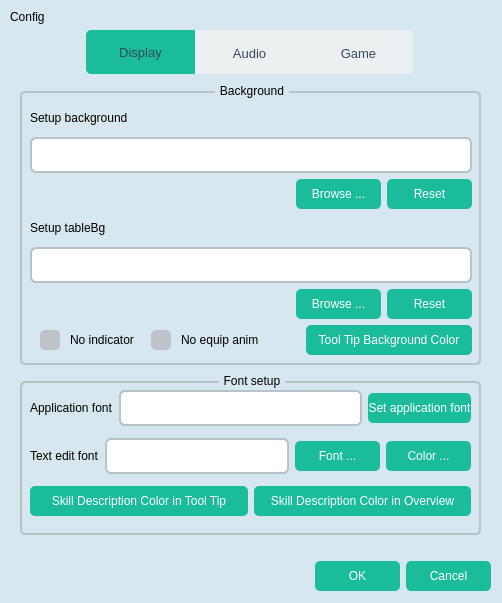
Qt form src/dialog/configdialog.ui (NijigenDevs/QSanguosha-For-Saimoe) before a commit.
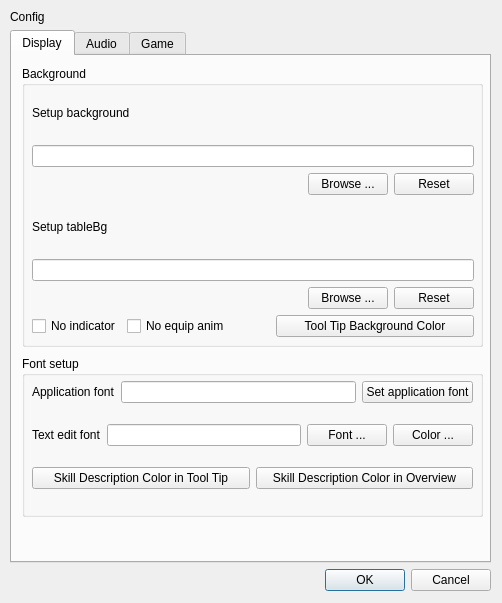
The same form after that commit. Icons and pictures are not drawn.

What changed in the file:
```diff
--- a/src/dialog/configdialog.ui
+++ b/src/dialog/configdialog.ui
@@ -23,521 +23,9 @@
    <string>Config dialog</string>
   </property>
   <property name="styleSheet">
-   <string notr="true">QProgressBar {
-    color : solid gray;
-    border: 2px solid gray;
-    border-radius: 5px;
-    background: transparent;
-    padding: 0px;
-    text-align: center;
-}
-
-QProgressBar::chunk {
-    background: #B22222;
-}
-
-QTextEdit {
-	border-left: none;
-	border-right: none;
-	border-top: 1px solid qlineargradient(spread:reflect, x1:0, y1:0, x2:0.5, y2:0, stop:0 transparent, stop:1 rgb(166, 150, 122));
-	border-bottom: none;
-    background-color: rgba(0, 0, 0, 40%);
-}
-
-QTextEdit[description=&quot;true&quot;] {
-    border: 10px;
-    border-image: none;
-    background-color: rgba(255,255,255,255);
-}
-
-QTextEdit#whatsnew {
-	background-image: url(image/system/simpleBg/whatsnew.png);
-}
-
-QTextEdit#skill_info {
-	border: 2px solid rgb(185, 195, 199);
-	padding-left: 8px;
-	min-height: 32px;
-	border-radius: 6px;
-	alignment: left;
-	background-color: white;
-}
-
-QTextEdit#skill_info:focus {
-	border-color: rgb(26, 188, 156);
-}
-
-QTextEdit#skill_info:disabled {
-	background-color: rgba(244, 246, 246, 70%);
-	border-color: rgba(213, 219, 219, 70%);
-	color: rgba(163, 169, 169, 70%);
-}
-
-QLineEdit {
-	border: 2px solid rgb(185, 195, 199);
-	padding-left: 8px;
-	min-height: 32px;
-	border-radius: 6px;
-	alignment: left center;
-}
-
-QLineEdit:focus {
-	border-color: rgb(26, 188, 156);
-}
-
-QLineEdit:disabled {
-	background-color: rgba(244, 246, 246, 70%);
-	border-color: rgba(213, 219, 219, 70%);
-	color: rgba(163, 169, 169, 70%);
-}
-
-QLineEdit#chat_edit {
-    background-color: rgba(0, 0, 0, 200);
-    color: white;
-    border: 1px solid rgb(166, 150, 122);
-    height: 20px;
-    border-radius: 2px;
-}
-
-QStatusBar::item {
-     border: 0px solid grey;
- }
-
-QMenu[private_pile=&quot;true&quot;] {
-    background-color: rgba(43,63,53,200);
-    border-radius: 1px;
-    color: white;
-}
-
-QPushButton[private_pile=&quot;true&quot;] {
-    background-color: rgba(43,63,53,200);
-    border-radius: 1px;
-    color: white;
-}
-
-QMenu[treasure = true] {
-    background-color: rgba(64, 52, 0, 200);
-    border-radius: 5px;
-    color: white;
-}
-
-QPushButton[treasure = true] {
-    background-color: rgba(64, 52, 0, 200);
-    border-radius: 5px;
-    color: white;
-}
-
-QDialog {
-	background: rgb(214, 231, 239);
-}
-
-QTabWidget::pane {
-	border: none;
-}
-
-QTabWidget::tab-bar {
-    subcontrol-position: center;
-}
-
-QTabBar::tab {
-	alignment: center;
-	background-color: rgb(236, 240, 241);
-	border: none;
-	width: 109;
-	height: 44;
-	color: rgb(52, 73, 94);
-	font: 13px;
-}
-
-QTabBar::tab:only-one, QTabBar::tab:first {
-	border-top-left-radius: 5px;
-	border-bottom-left-radius: 5px;
-}
-
-QTabBar::tab:only-one, QTabBar::tab:last {
-	border-top-right-radius: 5px;
-	border-bottom-right-radius: 5px;
-}
-
-QTabBar::tab:selected {
-	background-color: rgb(26, 188, 156);
-}
-
-QTabBar::tab:!selected:hover {
-	color: rgb(26, 188, 156);
-}
-
-QTabBar::scroller {
-	width: 52px;
-}
-
-QTabBar QToolButton {
-	background-color: rgb(236, 240, 241);
-	border: transparent;
-	border-radius: 5px;
-	alignment: center;
-}
-
-QTabBar QToolButton:hover {
-	background-color: rgb(26, 188, 156);
-}
-
-QTabBar QToolButton::left-arrow {
-	image: url(image/system/controls/tabbar-left-arrow.png);
-	width: 12;
-	height: 12;
-}
-
-QTabBar QToolButton::right-arrow {
-	image: url(image/system/controls/tabbar-right-arrow.png);
-	width: 12;
-	height: 12;
-}
-
-QPushButton[game_control=&quot;true&quot;] {
-    border: 0px solid gray;
-    font: 12px;
-    border-radius: 5px;
-    padding: 6px 12px 6px 12px;
-}
-
-QPushButton#pause {
-    background-image: url(image/system/button/pause.png);
-}
-
-QPushButton#play {
-    background-image: url(image/system/button/play.png);
-}
-
-QPushButton#slow-down {
-    background-image: url(image/system/button/slow-down.png);
-}
-
-QPushButton#speed-up {
-    background-image: url(image/system/button/speed-up.png);
-}
-
-QPushButton#uniform {
-    background-image: url(image/system/button/uniform.png);
-}
-
-QPushButton[control = true] {
-	color: rgb(183, 218, 238);
-	background-color:rgba(0, 0, 0, 0);
-	border-style:none;
-}
-
-QPushButton[control = true]:hover {
-	background-color: rgb(72, 160, 212);
-}
-
-QPushButton[control = true][bold = true] {
-	font: bold;
-}
-
-#closeButton[control = true]:hover {
-	background-color: rgb(238, 44, 44);
-}
-
-QMenu {
-	background-color: rgb(216, 255, 253);
-	border: none;
-}
-
-QMenu::item {
-	padding: 7px 40px 7px 35px;
-	background: transparent;
-	border-radius: 2px;
-}
-
-QMenu::item:selected {
-	background: rgba(88, 201, 241, 200);
-}
-
-QMenu::separator {
-	height: 1px;
-    background: qlineargradient(spread:reflect, x1:0, y1:0, x2:0.5, y2:0, stop:0 transparent, stop:1 rgba(72, 160, 212, 255));
-	border-radius: 1px;
-    margin-left: 5px;
-    margin-right: 5px;
-}
-
-QMenu::indicator:checked {
-	margin-left: 5px;
-	width: 15px;
-	height: 15px;
-	image: url(image/system/controls/menu-indicator.png);
-}
-
-QMenu::right-arrow {
-	margin-right: 5px;
-	width: 12px;
-	height: 12px;
-	image: url(image/system/controls/menu-right-arrow.png);
-}
-
-QSpinBox {
-	border: 2px solid rgb(185, 195, 199);
-	padding-left: 8px;
-	min-height: 32px;
-	border-radius: 5px;
-	alignment: left center;
-}
-
-QSpinBox:focus {
-	border-color: rgb(26, 188, 156);
-}
-
-QSpinBox:disabled {
-	background-color: rgba(244, 246, 246, 70%);
-	border-color: rgba(213, 219, 219, 70%);
-	color: rgba(163, 169, 169, 70%);
-}
-
-QSpinBox::up-button {
-	margin-top: 1px;
-	margin-right: 1px;
-	background: rgb(236, 240, 241);
-	border-top-right-radius: 3px;
-}
-
-QSpinBox::down-button {
-	margin-bottom: 1px;
-	margin-right: 1px;
-	background: rgb(236, 240, 241);
-	border-bottom-right-radius: 3px;
-}
-
-QSpinBox::up-button:hover, QSpinBox::down-button:hover {
-	background: rgb(26, 188, 156);
-}
-
-QSpinBox::up-button:disabled, QSpinBox::down-button:disabled {
-	background-color: rgba(213, 219, 219, 70%);
-}
-
-QSpinBox::up-arrow {
-	image: url(image/system/controls/spinbox-up-arrow.png);
-}
-
-QSpinBox::down-arrow {
-	image: url(image/system/controls/spinbox-down-arrow.png);
-}
-
-QCheckBox {
-	spacing: 10px;
-	margin-left: 10px;
-}
-
-QCheckBox:checked {
-	color: rgb(26, 188, 156);
-}
-
-QCheckBox::indicator {
-	background: rgb(189, 195, 199);
-	border-radius: 5px;
-	height: 20px;
-	width: 20px;
-}
-
-QCheckBox::indicator:checked {
-	background: rgb(26, 188, 156);
-	image: url(image/system/controls/checkbox-indicator.png);
-}
-
-QCheckBox::indicator:hover {
-	image: url(image/system/controls/checkbox-indicator.png);
-}
-
-QCheckBox:disabled {
-	color: rgb(200, 202, 204);
-}
-
-QCheckBox::indicator:disabled {
-	background: rgb(200, 202, 204);
-}
-
-QDialog QPushButton {
-	color: white;
-	background-color: rgb(26, 188, 156);
-	border: transparent;
-	border-radius: 5px;
-	min-height: 30px;
-	min-width: 85px;
-}
-
-QDialog QPushButton:hover {
-	background-color: rgb(72, 201, 176);
-}
-
-QDialog QPushButton:disabled {
-	background-color: rgba(72, 201, 176, 52%);
-	color: rgba(255, 255, 255, 70%);
-}
-
-QDialog QPushButton:pressed {
-	background-color: rgb(22, 160, 133);
-}
-
-QRadioButton {
-	spacing: 10px;
-	margin-left: 10px;
-}
-
-QRadioButton:checked {
-	color: rgb(26, 188, 156);
-}
-
-QRadioButton::indicator {
-	background: url(image/system/controls/radiobutton-indicator-bg.png);
-	height: 20px;
-	width: 20px;
-}
-
-QRadioButton::indicator:checked {
-	background: url(image/system/controls/radiobutton-indicator-bg-checked.png);
-	image: url(image/system/controls/radiobutton-indicator-checked.png);
-}
-
-QRadioButton::indicator:unchecked:hover {
-	image: url(image/system/controls/radiobutton-indicator.png);
-}
-
-QRadioButton:disabled {
-	color: rgb(200, 202, 204);
-}
-
-QRadioButton::indicator:disabled {
-	background: url(image/system/controls/radiobutton-indicator-bg-disabled.png);
-}
-
-QRadioButton::indicator:disabled:checked {
-	image: url(image/system/controls/radiobutton-indicator-disabled.png);
-}
-
-QGroupBox {
-	border-radius: 5px;
-	background: transparent;
-	border: 2px solid rgb(185, 195, 199);
-	margin-top: 7px;
-	padding: 10px;
-}
-
-QGroupBox::title {
-	padding: 0 3px;
-    subcontrol-origin: margin;
-    subcontrol-position: top center;
-}
-
-QGroupBox:disabled {
-	background-color: rgba(244, 246, 246, 70%);
-	border-color: rgba(213, 219, 219, 70%);
-	color: rgba(163, 169, 169, 70%);
-}
-
-QGroupBox::title:disabled {
-	color: rgba(163, 169, 169, 70%);
-}
-
-QComboBox:disabled {
-	background-color: rgba(244, 246, 246, 70%);
-	border-color: rgba(213, 219, 219, 70%);
-	color: rgba(163, 169, 169, 70%);
-}
-
-QComboBox:!editable:on {
-	background-color: rgb(22, 160, 133);
-	color: white;
-}
-
-QComboBox {
-	border: 2px solid rgb(185, 195, 199);
-	border-radius: 5px;
-	height: 30px;
-}
-
-QComboBox:editable:focus, QComboBox:editable:on {
-	border-color: rgb(26, 188, 156);
-}
-
-QComboBox::drop-down {
-	background: rgb(236, 240, 241);
-	border-top-right-radius: 3px;
-	border-bottom-right-radius: 3px;
-	min-width: 30px;
-}
-
-QComboBox::drop-down:hover {
-	background-color: rgb(72, 201, 176);
-}
-
-QComboBox::drop-down:on {
-	background-color: rgb(22, 160, 133);
-}
-
-QComboBox::drop-down:disabled {
-	background-color: rgba(213, 219, 219, 70%);
-}
-
-QComboBox::down-arrow {
-	image: url(image/system/controls/combobox-down-arrow.png);
-}
-
-QComboBox QAbstractItemView {
-	background: rgb(52, 73, 94);
-	border-radius: 5px;
-	selection-background-color: rgb(44, 62, 80);
-	color: white;
-}
-
-QListView {
-	border-radius: 5px;
-	background-color: rgb(236, 240, 241);
-	color: rgb(52, 73, 94);
-}
-
-QListView::item {
-	border-radius: 5px;
-}
-
-QListView::item:selected {
-	background-color: rgb(26, 188, 156);
-	border: transparent;
-}
-
-QListView::item:!selected:hover {
-	color: rgb(26, 188, 156);
-}
-
-QSlider:horizontal {
-	min-width: 50px;
-	height: 18px;
-}
-
-QSlider::groove:horizontal {
-	background-color: rgb(235, 237, 239);
-	border-radius: 9px;
-	height: 18px;
-}
-
-QSlider::handle:horizontal {
-	background-color: rgb(22, 160, 133);
-	border-radius: 9;
-	height: 18px;
-	position: absolute;
-	width: 18px;
-}
-
-QSlider::handle:horizontal:hover,
-QSlider::handle:horizontal:focus {
-	background-color: rgb(72, 201, 176);
-}
-
-QSlider::sub-page:horizontal {
-	background-color: rgb(168, 220, 188);
-}</string>
+   <string notr="true"/>
   </property>
-  <widget class="QWidget" name="">
+  <widget class="QWidget" name="layoutWidget">
    <property name="geometry">
     <rect>
      <x>10</x>
@@ -575,7 +63,7 @@
         <property name="title">
          <string>Background</string>
         </property>
-        <widget class="QWidget" name="">
+        <widget class="QWidget" name="layoutWidget1">
          <property name="geometry">
           <rect>
            <x>10</x>
@@ -762,7 +250,7 @@
         <property name="title">
          <string>Font setup</string>
         </property>
-        <widget class="QWidget" name="">
+        <widget class="QWidget" name="layoutWidget2">
          <property name="geometry">
           <rect>
            <x>10</x>
```
Left out of the diff: 14 changed lines with no effect on the pictures.
